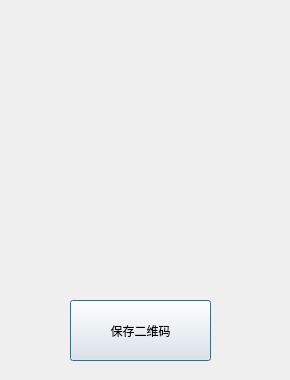
Above: qrshowdlg.ui from qubo188612/qtwelding before the change. Below: the same form after it.
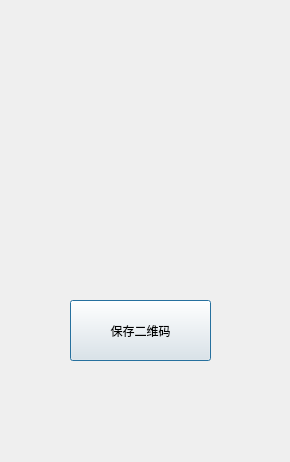
That is the form after the change.

Diff of the .ui file:
```diff
--- a/qrshowdlg.ui
+++ b/qrshowdlg.ui
@@ -7,7 +7,7 @@
     <x>0</x>
     <y>0</y>
     <width>290</width>
-    <height>380</height>
+    <height>462</height>
    </rect>
   </property>
   <property name="windowTitle">
@@ -51,6 +51,22 @@
     <string/>
    </property>
   </widget>
+  <widget class="QLabel" name="state">
+   <property name="geometry">
+    <rect>
+     <x>10</x>
+     <y>370</y>
+     <width>271</width>
+     <height>81</height>
+    </rect>
+   </property>
+   <property name="text">
+    <string/>
+   </property>
+   <property name="textInteractionFlags">
+    <set>Qt::LinksAccessibleByMouse|Qt::TextSelectableByKeyboard|Qt::TextSelectableByMouse</set>
+   </property>
+  </widget>
  </widget>
  <resources/>
  <connections/>
```
